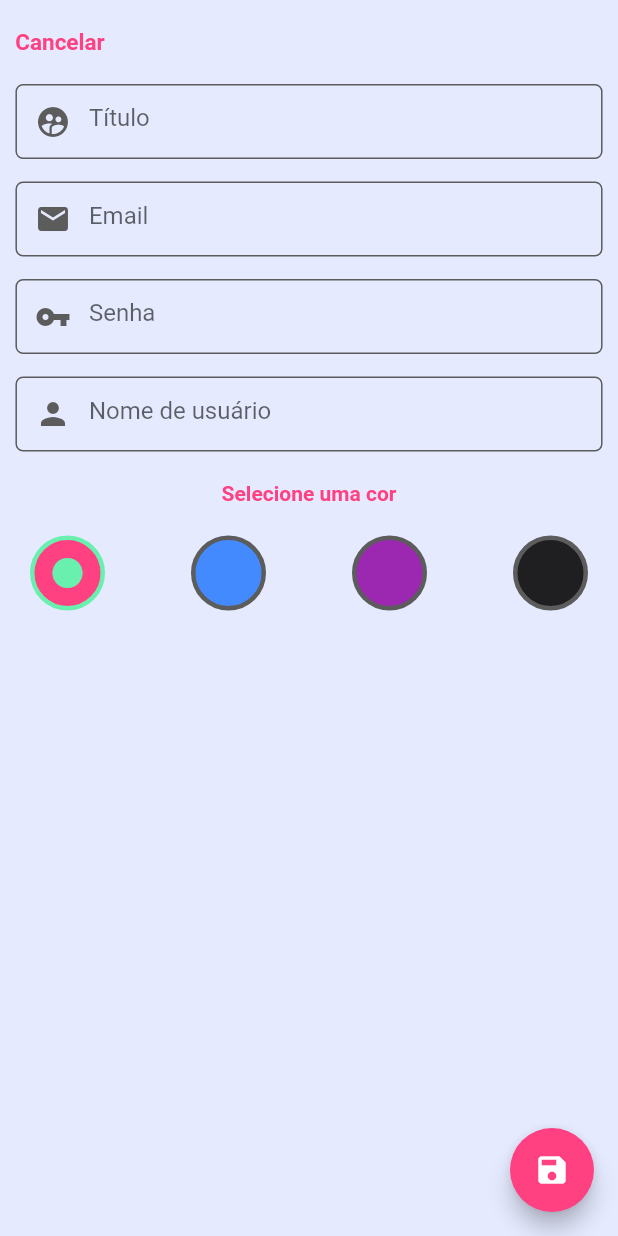
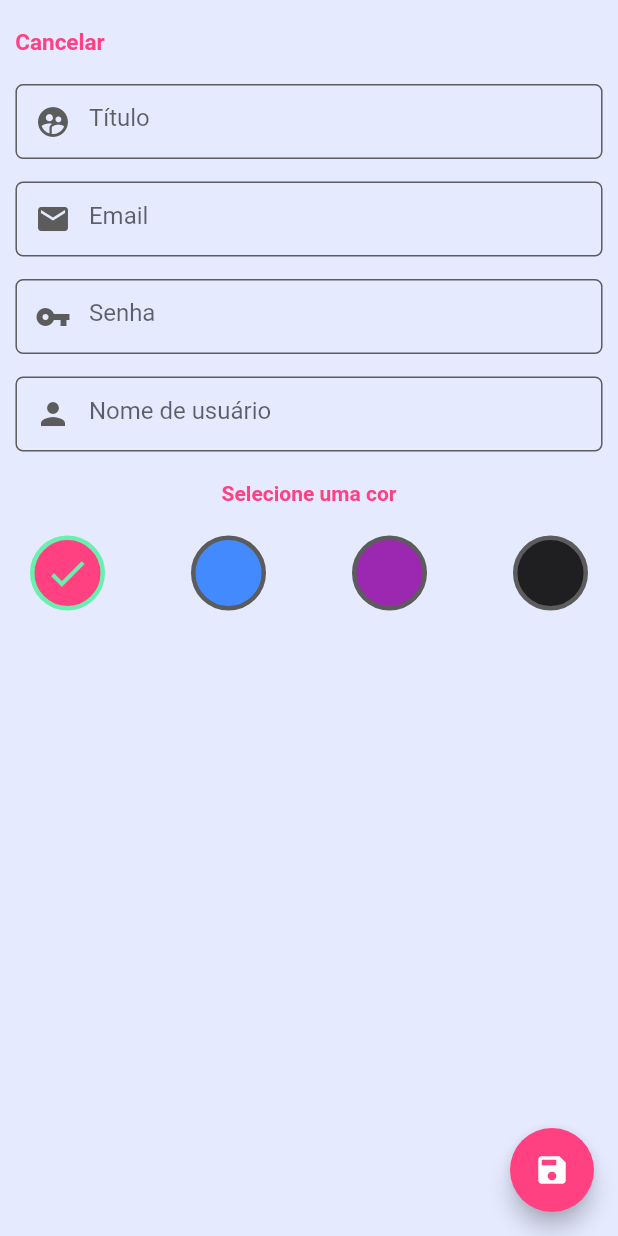
Before and after one commit to yago1404/daipepass, a Flutter app: the screen it shows after launch, after a tap on the "add" icon, on a phone screen of 412 x 824 dp. Run offline on Flutter 3.47's test engine with Material 2 defaults, Android fonts, the phone set to English and light mode, and no system bars.

Commit message:
Change selected icon on color select

```diff
--- a/lib/views/widgets/color_selector.dart
+++ b/lib/views/widgets/color_selector.dart
@@ -48,8 +48,9 @@ class _ColorSelectorState extends State<ColorSelector> {
             ),
             Center(
               child: Icon(
-                this.widget.selectedColor == this.widget.color ? Icons.circle : null,
+                this.widget.selectedColor == this.widget.color ? Icons.check : null,
                 color: theme.green,
+                size: 30,
               ),
             ),
           ],
```
